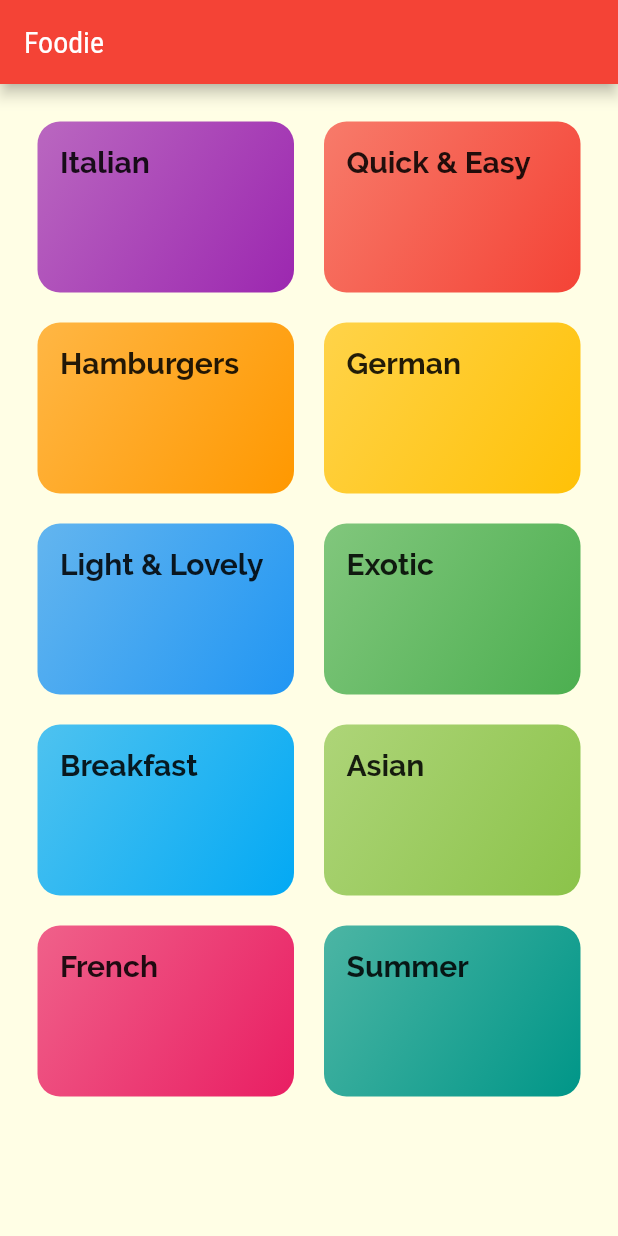
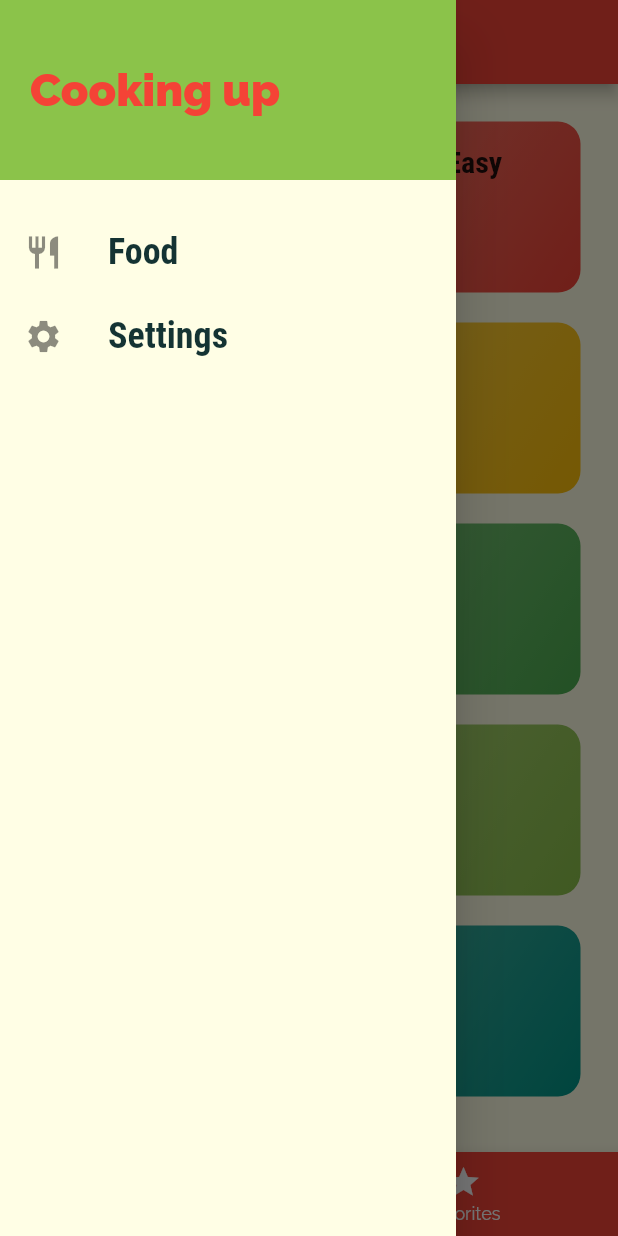
Before and after one commit to TheDecipherer/foodie, a Flutter app: the screen it shows after launch, with the side drawer open (before the commit the screen has no drawer), on a phone screen of 412 x 824 dp. Run offline on Flutter 3.47's test engine with Material 2 defaults, Android fonts, the phone set to English and light mode, and no system bars.

Commit message:
Drawer and bottom navigation bar added

```diff
--- a/lib/main.dart
+++ b/lib/main.dart
@@ -1,5 +1,7 @@
 import 'package:flutter/material.dart';
 
+import './screens/filter_screen.dart';
+import './screens/tabs_screen.dart';
 import './screens/food_details_screen.dart';
 import './screens/categories_screen.dart';
 import './screens/category_food_screen.dart';
@@ -17,7 +19,7 @@ class MyApp extends StatelessWidget {
         primarySwatch: Colors.red,
         accentColor: Colors.lightGreen,
         canvasColor: Color.fromRGBO(255, 254, 229, 1),
-        fontFamily: 'RobotoCondensed',
+        fontFamily: 'Raleway',
         textTheme: ThemeData.light().textTheme.copyWith(
             body1: TextStyle(
               color: Color.fromRGBO(20, 51, 51, 1),
@@ -26,15 +28,16 @@ class MyApp extends StatelessWidget {
               color: Color.fromRGBO(20, 51, 51, 1),
             ),
             title: TextStyle(
-              fontFamily: 'Raleway',
+              fontFamily: 'RobotoCondensed',
               fontSize: 20,
               fontWeight: FontWeight.bold,
             )),
       ),
       routes: {
-        '/': (context) => CategoriesScreen(),
+        '/': (context) => TabsScreen(),
         CategoryFoodScreen.routeName: (context) => CategoryFoodScreen(),
         FoodDetailsScreen.routeName: (context) => FoodDetailsScreen(),
+        FilterScreen.routeName: (context) => FilterScreen(),
       },
       onUnknownRoute: (settings) {
         return MaterialPageRoute(builder: (context) => CategoriesScreen());
--- a/lib/screens/categories_screen.dart
+++ b/lib/screens/categories_screen.dart
@@ -6,11 +6,7 @@ import '../dummy_data.dart';
 class CategoriesScreen extends StatelessWidget {
   @override
   Widget build(BuildContext context) {
-    return Scaffold(
-      appBar: AppBar(
-        title: const Text('Foodie'),
-      ),
-      body: GridView(
+    return GridView(
       padding: const EdgeInsets.all(25),
       gridDelegate: SliverGridDelegateWithMaxCrossAxisExtent(
         maxCrossAxisExtent: 200,
@@ -27,7 +23,6 @@ class CategoriesScreen extends StatelessWidget {
             ),
           )
           .toList(),
-      ),
     );
   }
 }
--- a/lib/screens/category_food_screen.dart
+++ b/lib/screens/category_food_screen.dart
@@ -4,7 +4,7 @@ import 'package:foodie/widgets/food_item.dart';
 import '../dummy_data.dart';
 
 class CategoryFoodScreen extends StatelessWidget {
-  static String routeName = '/category-food';
+  static const routeName = '/category-food';
 
   @override
   Widget build(BuildContext context) {
--- /dev/null
+++ b/lib/screens/favorites_screen.dart
@@ -0,0 +1,10 @@
+import 'package:flutter/material.dart';
+
+class FavoritesScreen extends StatelessWidget {
+  @override
+  Widget build(BuildContext context) {
+    return Center(
+      child: Text('Favorites!'),
+    );
+  }
+}
--- /dev/null
+++ b/lib/screens/filter_screen.dart
@@ -0,0 +1,22 @@
+import 'package:flutter/material.dart';
+
+import '../widgets/main_drawer.dart';
+
+class FilterScreen extends StatelessWidget {
+  static const routeName = '/filters';
+
+  @override
+  Widget build(BuildContext context) {
+    return Scaffold(
+      appBar: AppBar(
+        title: Text('Your filters'),
+      ),
+      drawer: MainDrawer(),
+      body: Center(
+        child: Text(
+          'Filters',
+        ),
+      ),
+    );
+  }
+}
--- a/lib/screens/food_details_screen.dart
+++ b/lib/screens/food_details_screen.dart
@@ -3,7 +3,7 @@ import 'package:flutter/material.dart';
 import '../dummy_data.dart';
 
 class FoodDetailsScreen extends StatelessWidget {
-  static String routeName = '/food-details';
+  static const routeName = '/food-details';
 
   Widget buildSectionTitle(BuildContext context, String title) {
     return Container(
@@ -90,6 +90,12 @@ class FoodDetailsScreen extends StatelessWidget {
           ],
         ),
       ),
+      floatingActionButton: FloatingActionButton(
+        onPressed: () {
+          Navigator.of(context).pop();
+        },
+        child: Icon(Icons.delete),
+      ),
     );
   }
 }
--- /dev/null
+++ b/lib/screens/tabs_screen.dart
@@ -0,0 +1,56 @@
+import 'package:flutter/material.dart';
+
+import '../widgets/main_drawer.dart';
+import './categories_screen.dart';
+import './favorites_screen.dart';
+
+class TabsScreen extends StatefulWidget {
+  @override
+  _TabsScreenState createState() => _TabsScreenState();
+}
+
+class _TabsScreenState extends State<TabsScreen> {
+  final List<Map<String, Object>> _pages = [
+    {'page': CategoriesScreen(), 'title': 'Categories'},
+    {'page': FavoritesScreen(), 'title': 'Favorites'},
+  ];
+
+  int _selectedPageIndex = 0;
+
+  void _selectPage(int index) {
+    setState(() {
+      _selectedPageIndex = index;
+    });
+  }
+
+  @override
+  Widget build(BuildContext context) {
+    return Scaffold(
+      appBar: AppBar(
+        title: Text(_pages[_selectedPageIndex]['title']),
+      ),
+      drawer: MainDrawer(),
+      body: _pages[_selectedPageIndex]['page'],
+      bottomNavigationBar: BottomNavigationBar(
+        onTap: _selectPage,
+        items: [
+          BottomNavigationBarItem(
+            backgroundColor: Theme.of(context).primaryColor,
+            icon: Icon(Icons.category),
+            title: Text('Categories'),
+          ),
+          BottomNavigationBarItem(
+            backgroundColor: Theme.of(context).primaryColor,
+            icon: Icon(Icons.star),
+            title: Text('Favorites'),
+          ),
+        ],
+        backgroundColor: Theme.of(context).primaryColor,
+        unselectedItemColor: Colors.white,
+        selectedItemColor: Theme.of(context).accentColor,
+        currentIndex: _selectedPageIndex,
+        type: BottomNavigationBarType.fixed,
+      ),
+    );
+  }
+}
--- /dev/null
+++ b/lib/widgets/main_drawer.dart
@@ -0,0 +1,66 @@
+import 'package:flutter/material.dart';
+
+import '../screens/filter_screen.dart';
+
+class MainDrawer extends StatelessWidget {
+  Widget buildListTile(String title, IconData iconData, Function tapHandler) {
+    return ListTile(
+      leading: Icon(
+        iconData,
+        size: 26,
+      ),
+      title: Text(
+        title,
+        style: TextStyle(
+          fontFamily: 'RobotoCondensed',
+          fontSize: 24,
+          fontWeight: FontWeight.bold,
+        ),
+      ),
+      onTap: tapHandler,
+    );
+  }
+
+  @override
+  Widget build(BuildContext context) {
+    return Drawer(
+      child: Column(
+        children: <Widget>[
+          Container(
+            color: Theme.of(context).accentColor,
+            height: 120,
+            width: double.infinity,
+            padding: EdgeInsets.all(20),
+            alignment: Alignment.centerLeft,
+            child: Text(
+              'Cooking up',
+              style: TextStyle(
+                fontWeight: FontWeight.w900,
+                fontSize: 30,
+                color: Theme.of(context).primaryColor,
+              ),
+            ),
+          ),
+          SizedBox(
+            height: 20,
+          ),
+          buildListTile(
+            'Food',
+            Icons.restaurant,
+            () {
+              Navigator.of(context).pushReplacementNamed('/');
+            },
+          ),
+          buildListTile(
+            'Settings',
+            Icons.settings,
+            () {
+              Navigator.of(context)
+                  .pushReplacementNamed(FilterScreen.routeName);
+            },
+          ),
+        ],
+      ),
+    );
+  }
+}
```
Lines whose indentation alone changed are shown as unchanged.
